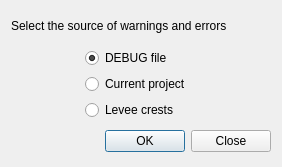
This is flo2d/ui/errors_2.ui in FLO-2DSoftware/qgis-flo-2d-plugin as Qt 5 draws it before an edit. The edited form follows.
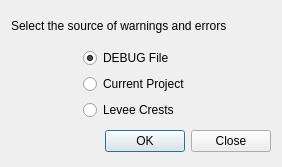
This is the edited form.

Commit message: Reimplemented the Debug tool. Fixed minor bugs (deprecation and zombie processes). Changed all the Warning and Errors to dock instead of Dialog. Did some small changes on the layout.

```diff
--- a/flo2d/ui/errors_2.ui
+++ b/flo2d/ui/errors_2.ui
@@ -48,7 +48,7 @@
      <item row="0" column="0">
       <widget class="QRadioButton" name="debug_file_radio">
        <property name="text">
-        <string>DEBUG file        </string>
+        <string>DEBUG File        </string>
        </property>
        <property name="checked">
         <bool>true</bool>
@@ -58,14 +58,14 @@
      <item row="1" column="0">
       <widget class="QRadioButton" name="current_project_radio">
        <property name="text">
-        <string>Current project</string>
+        <string>Current Project</string>
        </property>
       </widget>
      </item>
      <item row="2" column="0">
       <widget class="QRadioButton" name="levee_crest_radio">
        <property name="text">
-        <string>Levee crests</string>
+        <string>Levee Crests</string>
        </property>
       </widget>
      </item>
```
The commit also changes 10 other files.
